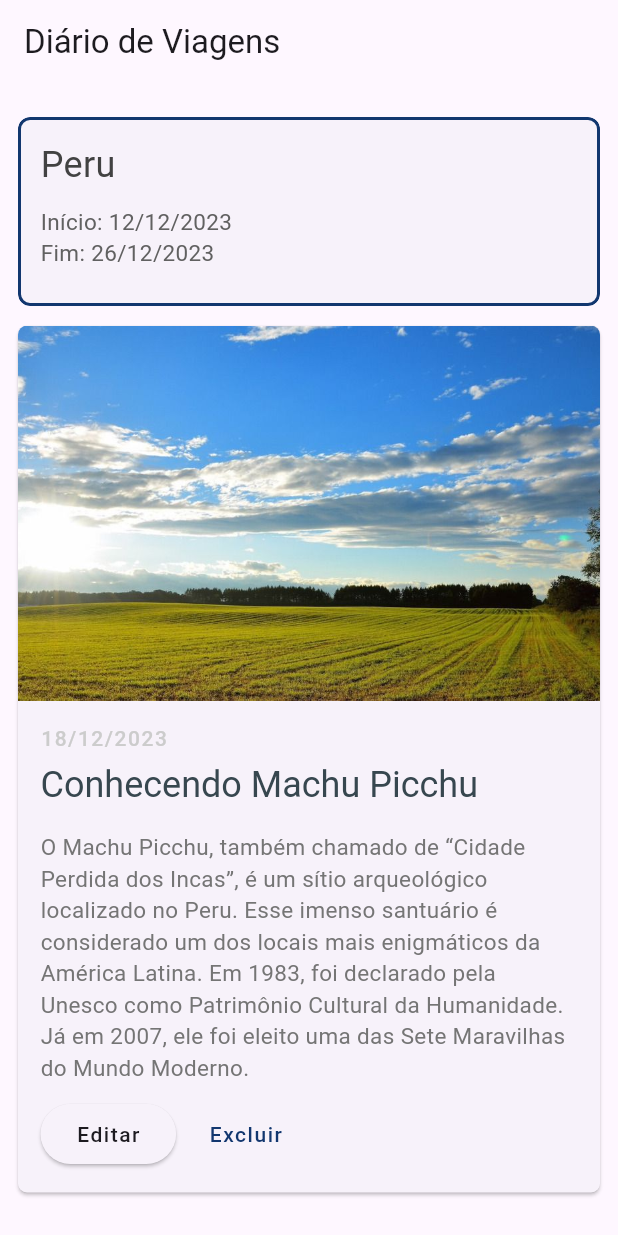
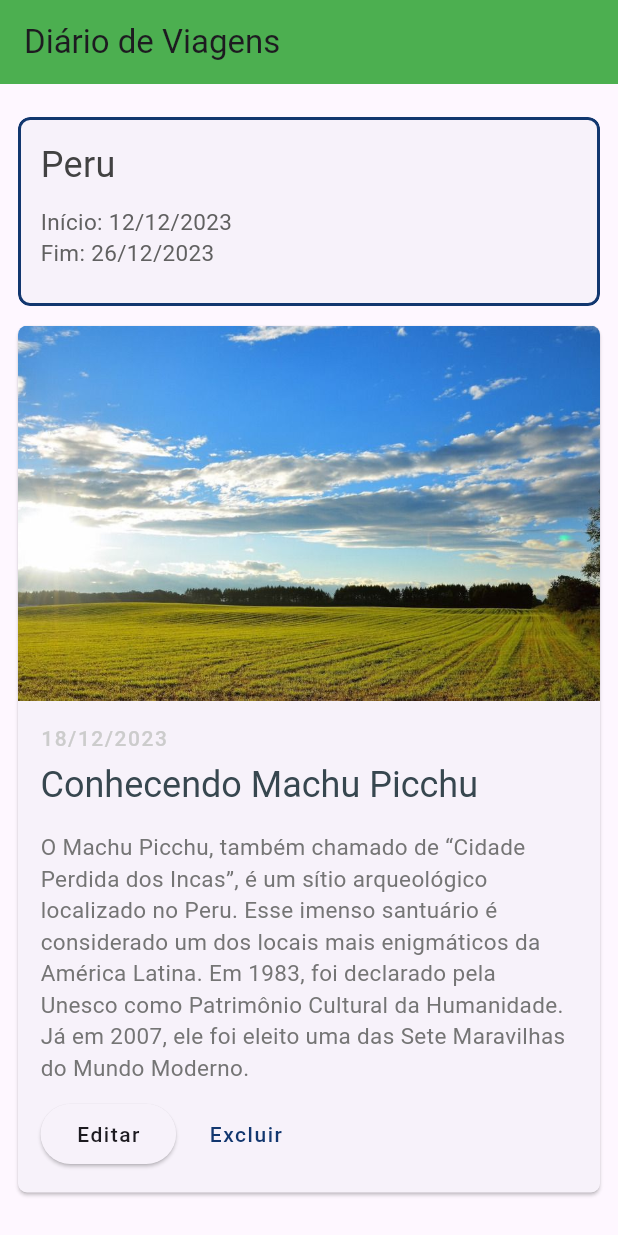
Before and after one commit to FabioPortella/diario_viagens, a Flutter app: the CardBasicRoute screen opened directly, on a phone screen of 412 x 824 dp. Run offline on Flutter 3.47's test engine with Material 3 defaults, Android fonts, the phone set to English and light mode, and no system bars; our stand-ins replace google_fonts, hive, sqflite; accounts and stored records are empty.

Commit message:
alterando cor do menu

```diff
--- a/lib/my_app.dart
+++ b/lib/my_app.dart
@@ -11,7 +11,7 @@ class MyApp extends StatelessWidget {
     return MaterialApp(
       debugShowCheckedModeBanner: false, // retira a faixa DEBUG do app
       theme: ThemeData(
-        primarySwatch: Colors.blue,
+        primarySwatch: Colors.green,
         textTheme: GoogleFonts.robotoTextTheme(),
       ),
       home: const ViagemPageSQLite(),
--- a/lib/pages/card_page.dart
+++ b/lib/pages/card_page.dart
@@ -17,7 +17,10 @@ class CardBasicRouteState extends State<CardBasicRoute> {
   @override
   Widget build(BuildContext context) {
     return Scaffold(
-      appBar: AppBar(title: const Text("Diário de Viagens")),
+      appBar: AppBar(
+        title: const Text("Diário de Viagens"),
+        backgroundColor: Colors.green,
+      ),
       body: SingleChildScrollView(
         padding: const EdgeInsets.all(8),
         scrollDirection: Axis.vertical,
--- a/lib/pages/diario_viagem_sqlite_page.dart
+++ b/lib/pages/diario_viagem_sqlite_page.dart
@@ -37,7 +37,10 @@ class _ViagemPageSQLiteState extends State<ViagemPageSQLite> {
   @override
   Widget build(BuildContext context) {
     return Scaffold(
-      appBar: AppBar(title: const Text("Diário de Viagens")),
+      appBar: AppBar(
+        title: const Text("Diário de Viagens"),
+        backgroundColor: Colors.green,
+      ),
       floatingActionButton: FloatingActionButton(
         child: const Icon(Icons.add),
         onPressed: () {
```
